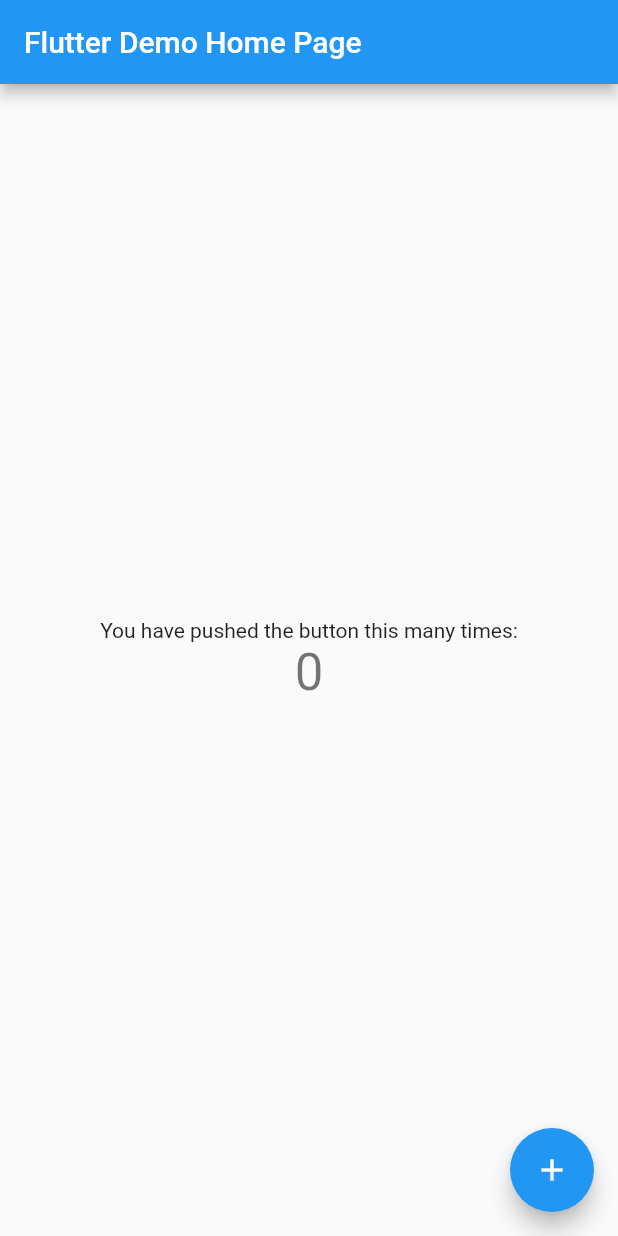
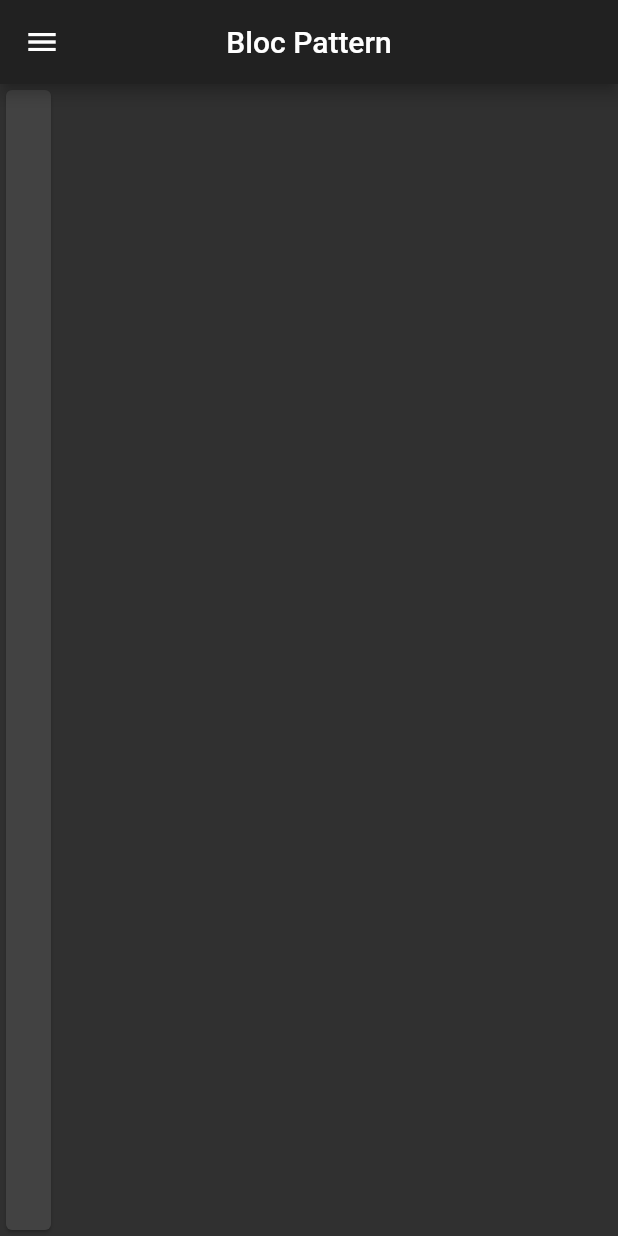
Before and after one commit to akhilarimbra/flutter-bloc, a Flutter app: the screen it shows after launch, on a phone screen of 412 x 824 dp. Run offline on Flutter 3.47's test engine with Material 2 defaults, Android fonts, the phone set to English and light mode, and no system bars.

Commit message:
project started

```diff
--- /dev/null
+++ b/lib/App.dart
@@ -0,0 +1,27 @@
+import 'package:flutter/material.dart';
+
+import 'screens/Login.dart';
+
+class App extends StatefulWidget {
+  @override
+  State<StatefulWidget> createState() {
+    return AppState();
+  }
+}
+
+class AppState extends State<App> {
+  @override
+  Widget build(BuildContext context) {
+    return MaterialApp(
+      home: Scaffold(
+        appBar: AppBar(
+          title: Text('Bloc Pattern'),
+          centerTitle: true,
+        ),
+        drawer: Drawer(),
+        body: LoginScreen(),
+      ),
+      theme: ThemeData.dark(),
+    );
+  }
+}
--- a/lib/main.dart
+++ b/lib/main.dart
@@ -1,109 +1,7 @@
 import 'package:flutter/material.dart';
 
-void main() => runApp(new MyApp());
+import 'App.dart';
 
-class MyApp extends StatelessWidget {
-  // This widget is the root of your application.
-  @override
-  Widget build(BuildContext context) {
-    return new MaterialApp(
-      title: 'Flutter Demo',
-      theme: new ThemeData(
-        // This is the theme of your application.
-        //
-        // Try running your application with "flutter run". You'll see the
-        // application has a blue toolbar. Then, without quitting the app, try
-        // changing the primarySwatch below to Colors.green and then invoke
-        // "hot reload" (press "r" in the console where you ran "flutter run",
-        // or press Run > Flutter Hot Reload in IntelliJ). Notice that the
-        // counter didn't reset back to zero; the application is not restarted.
-        primarySwatch: Colors.blue,
-      ),
-      home: new MyHomePage(title: 'Flutter Demo Home Page'),
-    );
-  }
+void main() {
+  runApp(App());
 }
-
-class MyHomePage extends StatefulWidget {
-  MyHomePage({Key key, this.title}) : super(key: key);
-
-  // This widget is the home page of your application. It is stateful, meaning
-  // that it has a State object (defined below) that contains fields that affect
-  // how it looks.
-
-  // This class is the configuration for the state. It holds the values (in this
-  // case the title) provided by the parent (in this case the App widget) and
-  // used by the build method of the State. Fields in a Widget subclass are
-  // always marked "final".
-
-  final String title;
-
-  @override
-  _MyHomePageState createState() => new _MyHomePageState();
-}
-
-class _MyHomePageState extends State<MyHomePage> {
-  int _counter = 0;
-
-  void _incrementCounter() {
-    setState(() {
-      // This call to setState tells the Flutter framework that something has
-      // changed in this State, which causes it to rerun the build method below
-      // so that the display can reflect the updated values. If we changed
-      // _counter without calling setState(), then the build method would not be
-      // called again, and so nothing would appear to happen.
-      _counter++;
-    });
-  }
-
-  @override
-  Widget build(BuildContext context) {
-    // This method is rerun every time setState is called, for instance as done
-    // by the _incrementCounter method above.
-    //
-    // The Flutter framework has been optimized to make rerunning build methods
-    // fast, so that you can just rebuild anything that needs updating rather
-    // than having to individually change instances of widgets.
-    return new Scaffold(
-      appBar: new AppBar(
-        // Here we take the value from the MyHomePage object that was created by
-        // the App.build method, and use it to set our appbar title.
-        title: new Text(widget.title),
-      ),
-      body: new Center(
-        // Center is a layout widget. It takes a single child and positions it
-        // in the middle of the parent.
-        child: new Column(
-          // Column is also layout widget. It takes a list of children and
-          // arranges them vertically. By default, it sizes itself to fit its
-          // children horizontally, and tries to be as tall as its parent.
-          //
-          // Invoke "debug paint" (press "p" in the console where you ran
-          // "flutter run", or select "Toggle Debug Paint" from the Flutter tool
-          // window in IntelliJ) to see the wireframe for each widget.
-          //
-          // Column has various properties to control how it sizes itself and
-          // how it positions its children. Here we use mainAxisAlignment to
-          // center the children vertically; the main axis here is the vertical
-          // axis because Columns are vertical (the cross axis would be
-          // horizontal).
-          mainAxisAlignment: MainAxisAlignment.center,
-          children: <Widget>[
-            new Text(
-              'You have pushed the button this many times:',
-            ),
-            new Text(
-              '$_counter',
-              style: Theme.of(context).textTheme.display1,
-            ),
-          ],
-        ),
-      ),
-      floatingActionButton: new FloatingActionButton(
-        onPressed: _incrementCounter,
-        tooltip: 'Increment',
-        child: new Icon(Icons.add),
-      ), // This trailing comma makes auto-formatting nicer for build methods.
-    );
-  }
-}
--- /dev/null
+++ b/lib/screens/Login.dart
@@ -0,0 +1,15 @@
+import 'package:flutter/material.dart';
+
+class LoginScreen extends StatelessWidget {
+  @override
+  Widget build(BuildContext context) {
+    return Card(
+      child: Container(
+        child: Column(
+          children: <Widget>[],
+        ),
+        margin: EdgeInsets.all(15.0),
+      ),
+    );
+  }
+}
```
